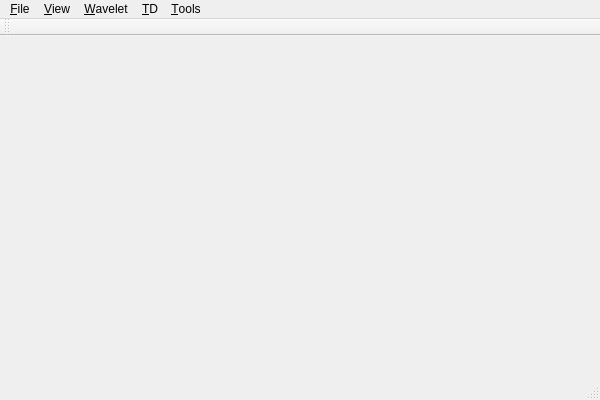
Qt form logging_calibr/lcmainwindow.ui (zhangxudongcn/well_dev) before a commit.
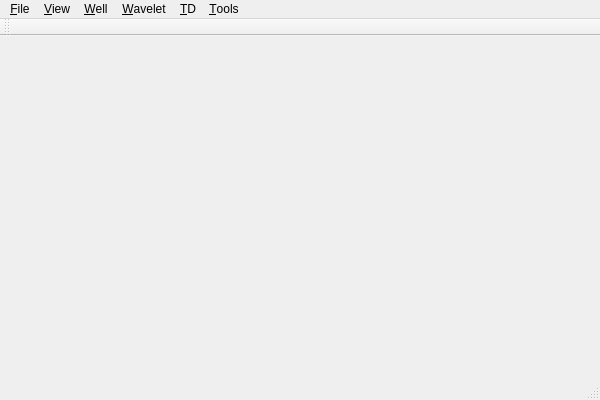
The same form after that commit.

The edit to the form file:
```diff
--- a/logging_calibr/lcmainwindow.ui
+++ b/logging_calibr/lcmainwindow.ui
@@ -20,7 +20,7 @@
      <x>0</x>
      <y>0</y>
      <width>600</width>
-     <height>24</height>
+     <height>23</height>
     </rect>
    </property>
    <widget class="QMenu" name="menuFile">
@@ -54,8 +54,14 @@
     </property>
     <addaction name="actionUpdate_TD"/>
    </widget>
+   <widget class="QMenu" name="menu_Well">
+    <property name="title">
+     <string>&amp;Well</string>
+    </property>
+   </widget>
    <addaction name="menuFile"/>
    <addaction name="menu_View"/>
+   <addaction name="menu_Well"/>
    <addaction name="menuData"/>
    <addaction name="menuTD"/>
    <addaction name="menuTools"/>
```
Left out of the diff: 1 changed line with no effect on the pictures.
